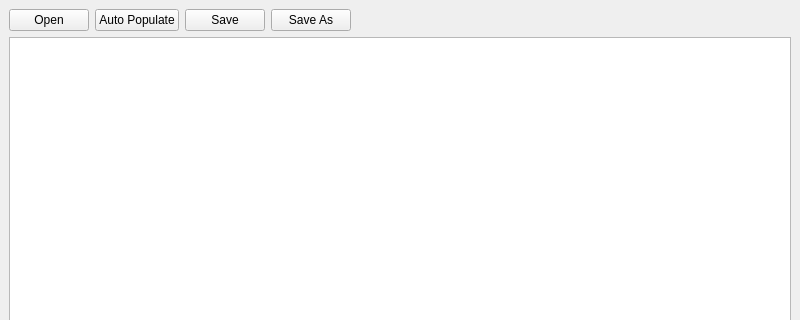
This is Profile_Migration/mainwindow.ui in ngocminhdao88/REPS_Master_Setup_Migration as Qt 5 draws it before an edit; both pictures show x 0 to 800 and y 0 to 320 of the 800 by 600 pixel window. The edited form follows.
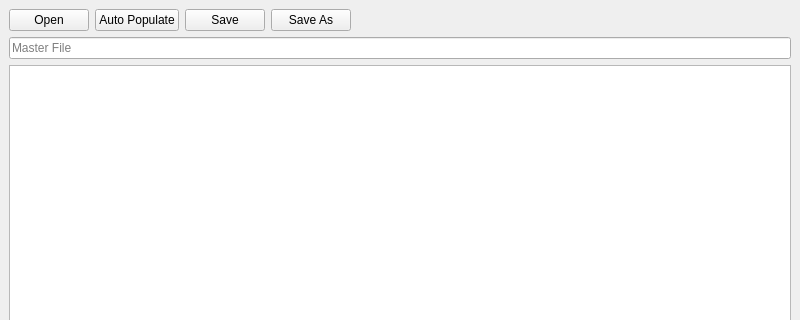
This is the edited form.

Commit message: Qt client: update data model with server's reply from a read request

Patch:
```diff
--- a/Profile_Migration/mainwindow.ui
+++ b/Profile_Migration/mainwindow.ui
@@ -72,6 +72,16 @@
       </item>
      </layout>
     </item>
+    <item>
+     <widget class="QLineEdit" name="lineEdit">
+      <property name="readOnly">
+       <bool>true</bool>
+      </property>
+      <property name="placeholderText">
+       <string>Master File</string>
+      </property>
+     </widget>
+    </item>
     <item>
      <widget class="QTableView" name="tableView"/>
     </item>
```
The commit also changes 14 other files.
